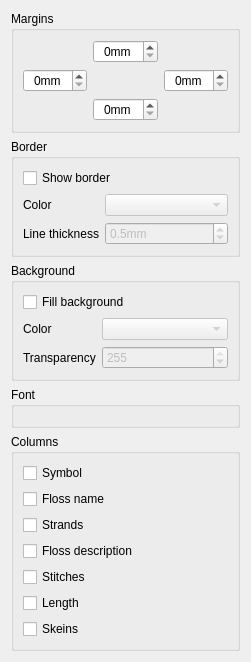
Above: ui/KeyElement.ui from KDE/kxstitch before the change. Below: the same form after it.
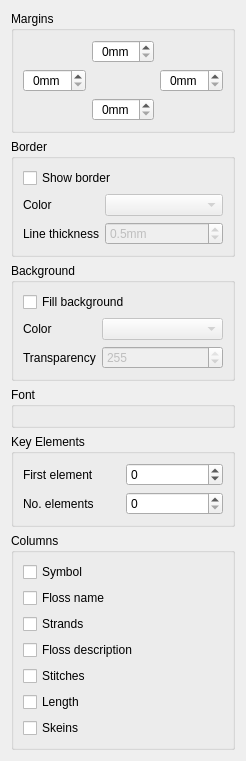
That is the form after the change. Custom widgets are drawn as their Qt base class.

Commit message:
Added range selection for floss key element
This allow selecting the starting line and the number of lines of the
key to be displayed allowing the key to be split over multiple elements
over several pages.

The edit to the form file:
```diff
--- a/ui/KeyElement.ui
+++ b/ui/KeyElement.ui
@@ -6,8 +6,8 @@
    <rect>
     <x>0</x>
     <y>0</y>
-    <width>251</width>
-    <height>630</height>
+    <width>246</width>
+    <height>729</height>
    </rect>
   </property>
   <property name="windowTitle">
@@ -290,6 +290,62 @@
      </layout>
     </widget>
    </item>
+   <item>
+    <widget class="QGroupBox" name="groupBox_6">
+     <property name="title">
+      <string>Key Elements</string>
+     </property>
+     <layout class="QVBoxLayout" name="verticalLayout_5">
+      <item>
+       <layout class="QGridLayout" name="gridLayout">
+        <item row="0" column="0">
+         <widget class="QLabel" name="label">
+          <property name="text">
+           <string>First element</string>
+          </property>
+         </widget>
+        </item>
+        <item row="0" column="1">
+         <widget class="QSpinBox" name="IndexStart">
+          <property name="toolTip">
+           <string>The first line of the key to display</string>
+          </property>
+          <property name="minimum">
+           <number>-1</number>
+          </property>
+          <property name="maximum">
+           <number>1000</number>
+          </property>
+         </widget>
+        </item>
+        <item row="1" column="0">
+         <widget class="QLabel" name="label_6">
+          <property name="text">
+           <string>No. elements</string>
+          </property>
+         </widget>
+        </item>
+        <item row="1" column="1">
+         <widget class="QSpinBox" name="IndexCount">
+          <property name="toolTip">
+           <string>The number of key elements to display (0 for all)</string>
+          </property>
+          <property name="minimum">
+           <number>0</number>
+          </property>
+          <property name="maximum">
+           <number>1000</number>
+          </property>
+          <property name="value">
+           <number>0</number>
+          </property>
+         </widget>
+        </item>
+       </layout>
+      </item>
+     </layout>
+    </widget>
+   </item>
    <item>
     <widget class="QGroupBox" name="groupBox">
      <property name="title">
```
The commit also changes 3 other files.
